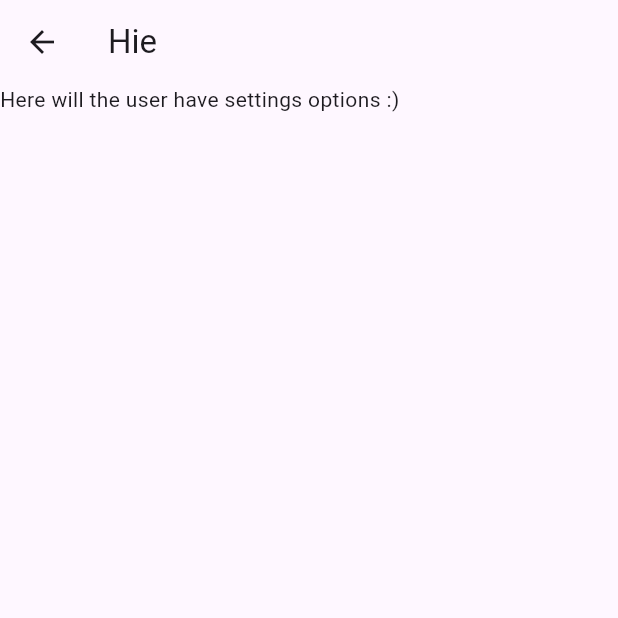
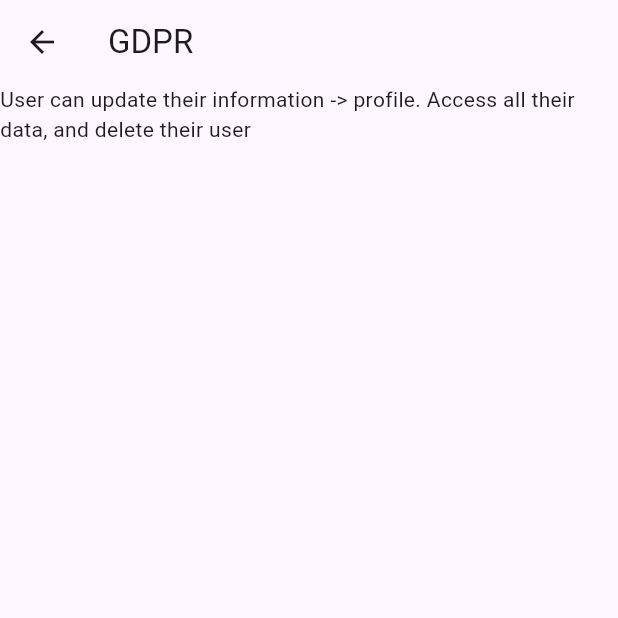
Before and after one commit to Mobile-applikasjoner-gruppe-1/fit_and_healthy, a Flutter app: the SettingsView screen opened by its route, after a tap on "GDPR", on a phone screen of 412 x 824 dp, the top half of it. Run offline on Flutter 3.47's test engine with Material 3 defaults, Android fonts, the phone set to English and light mode, and no system bars; our stand-ins replace flutter_riverpod, go_router, riverpod_annotation; generated files the repository leaves out were written again.

Commit message:
Fix error in settings pages, and conneted all sub settings paged with root naviator key

```diff
--- a/lib/src/app_router.dart
+++ b/lib/src/app_router.dart
@@ -1,5 +1,7 @@
 import 'package:fit_and_healthy/src/features/dashboard/dashboard_appbar.dart';
 import 'package:fit_and_healthy/src/features/dashboard/dashboard_view.dart';
+import 'package:fit_and_healthy/src/features/settings/pages/gdpr_settings_page.dart';
+import 'package:fit_and_healthy/src/features/settings/pages/goals_settings_page.dart';
 import 'package:fit_and_healthy/src/features/settings/pages/profile_settings_page.dart';
 import 'package:fit_and_healthy/src/features/settings/settings_appbar.dart';
 import 'package:fit_and_healthy/src/features/settings/settings_view.dart';
@@ -79,6 +81,16 @@ GoRouter appRouter = GoRouter(
                     path: ProfileSettingsPage.routeName,
                     parentNavigatorKey: _rootNavigatorKey,
                     builder: (context, state) => ProfileSettingsPage(),
+                  ),
+                  GoRoute(
+                    path: GoalsSettingsPage.routeName,
+                    parentNavigatorKey: _rootNavigatorKey,
+                    builder: (context, state) => GoalsSettingsPage(),
+                  ),
+                  GoRoute(
+                    path: GdprSettingsPage.routeName,
+                    parentNavigatorKey: _rootNavigatorKey,
+                    builder: (context, state) => GdprSettingsPage(),
                   )
                 ]),
           ])
--- a/lib/src/features/settings/pages/gdpr_settings_page.dart
+++ b/lib/src/features/settings/pages/gdpr_settings_page.dart
@@ -0,0 +1,20 @@
+import 'package:flutter/material.dart';
+
+class GdprSettingsPage extends StatelessWidget {
+  const GdprSettingsPage({super.key});
+
+  static const routeName = '/gdpr';
+
+  @override
+  Widget build(BuildContext context) {
+    return Scaffold(
+      appBar: AppBar(
+        title: Text("GDPR"),
+      ),
+      body: ListView(children: [
+        Text(
+            'User can update their information -> profile. Access all their data, and delete their user'),
+      ]),
+    );
+  }
+}
--- a/lib/src/features/settings/pages/goals_settings_page.dart
+++ b/lib/src/features/settings/pages/goals_settings_page.dart
@@ -1,6 +1,8 @@
 import 'package:flutter/material.dart';
 
 class GoalsSettingsPage extends StatefulWidget {
+  static const routeName = '/goals';
+
   _GoalsSettingsPage createState() => _GoalsSettingsPage();
 }
 
@@ -65,7 +67,11 @@ class _GoalsSettingsPage extends State<GoalsSettingsPage> {
 
   @override
   Widget build(BuildContext context) {
-    return Padding(
+    return Scaffold(
+      appBar: AppBar(
+        title: Text("Goals"),
+      ),
+      body: Padding(
         padding: const EdgeInsets.all(16),
         child: Form(
           key: _formKey,
@@ -161,6 +167,7 @@ class _GoalsSettingsPage extends State<GoalsSettingsPage> {
             ],
           ),
         ),
+      ),
     );
   }
 }
--- a/lib/src/features/settings/pages/profile_settings_page.dart
+++ b/lib/src/features/settings/pages/profile_settings_page.dart
@@ -9,10 +9,10 @@ class ProfileSettingsPage extends StatelessWidget {
   Widget build(BuildContext context) {
     return Scaffold(
       appBar: AppBar(
-        title: Text("Hie"),
+        title: Text("Profile"),
       ),
       body: ListView(children: [
-        Text('Here will the user have settings options :)'),
+        Text('Profile options like change values, name and theme?'),
       ]),
     );
   }
--- a/lib/src/features/settings/settings_view.dart
+++ b/lib/src/features/settings/settings_view.dart
@@ -48,7 +48,7 @@ class SettingsView extends ConsumerWidget {
                 title: Text('GDPR'),
                 leading: Icon(Icons.document_scanner),
                 onTap: () {
-                  context.push('/settings/profile');
+                  context.push('/settings/gdpr');
                 },
               ),
             ],
```
Lines whose indentation alone changed are shown as unchanged.
